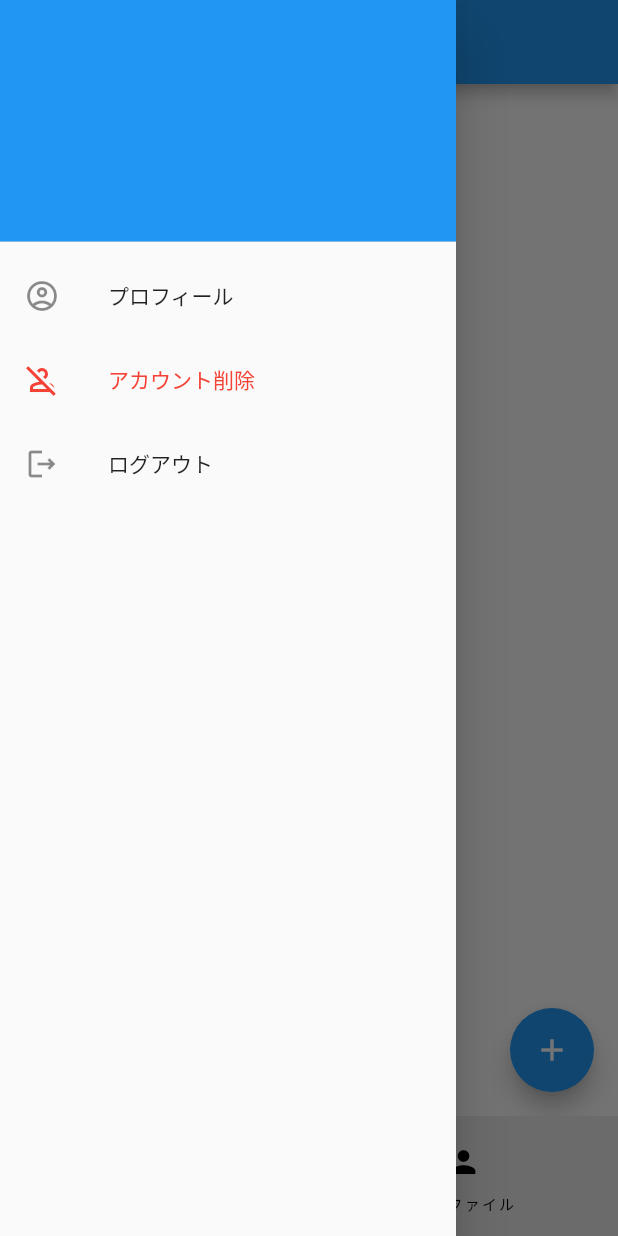
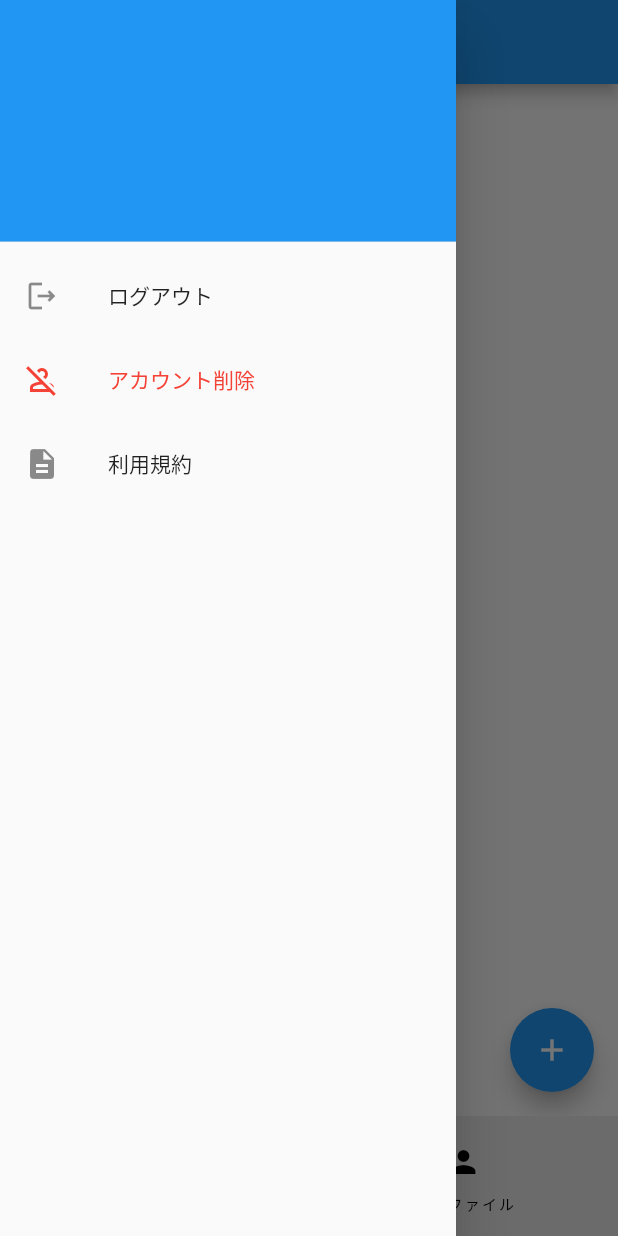
Before and after one commit to Muhyun-Kim/hometending_recipe, a Flutter app: the screen it shows once a user with an empty profile is signed in, with the side drawer open, on a phone screen of 412 x 824 dp. Run offline on Flutter 3.47's test engine with Material 2 defaults, Android fonts, the phone set to English and light mode, and no system bars; our stand-ins replace cloud_firestore, firebase_auth, firebase_core, flutter_hooks, freezed_annotation, go_router and 4 more; accounts and stored records are empty; generated files the repository leaves out were written again.

Commit message:
update left menu

```diff
--- a/lib/views/components/home_page/home_page_drawer.dart
+++ b/lib/views/components/home_page/home_page_drawer.dart
@@ -1,5 +1,4 @@
 import 'package:flutter/material.dart';
-import 'package:hometending_recipe/views/update_profile_page.dart';
 import 'package:hooks_riverpod/hooks_riverpod.dart';
 
 import '../../../domain/firebase/firebase_instance.dart';
@@ -35,16 +34,11 @@ class _HomePageDrawerState extends ConsumerState<HomePageDrawer> {
           ),
           ListTile(
             leading: const Icon(
-              Icons.account_circle_outlined,
+              Icons.logout_outlined,
             ),
-            title: const Text('プロフィール'),
-            onTap: () {
-              Navigator.push(
-                context,
-                MaterialPageRoute(
-                  builder: (context) => const UpdateProfilePage(),
-                ),
-              );
+            title: const Text('ログアウト'),
+            onTap: () async {
+              await firebaseAuth.signOut();
             },
           ),
           ListTile(
@@ -64,12 +58,12 @@ class _HomePageDrawerState extends ConsumerState<HomePageDrawer> {
           ),
           ListTile(
             leading: const Icon(
-              Icons.logout_outlined,
+              Icons.description,
             ),
-            title: const Text('ログアウト'),
-            onTap: () async {
-              await firebaseAuth.signOut();
-            },
+            title: const Text('利用規約'),
+
+            /// Todo : 利用規約に移動する機能追加
+            onTap: () => print('利用規約'),
           ),
         ],
       ),
```
